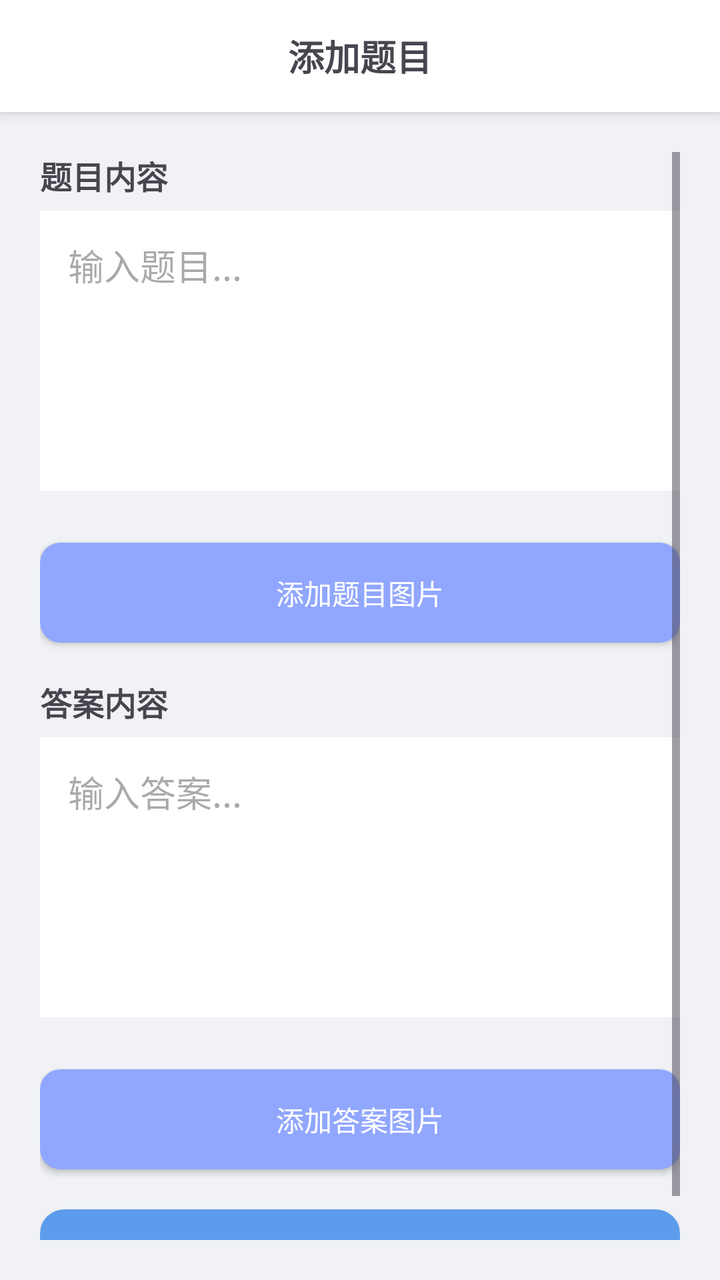
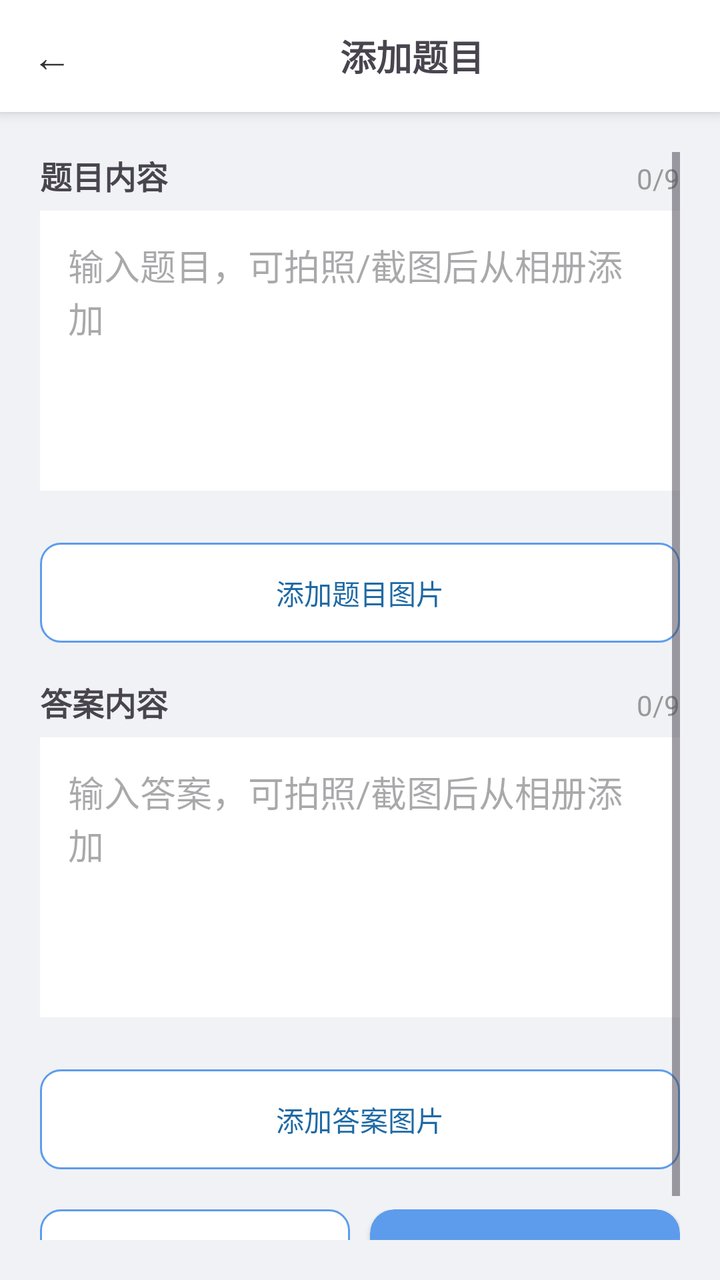

Screens rendered from an Android XML layout before and after an edit, with the pre-edit source and the edit as a unified diff.
<!-- AndroidManifest.xml: application theme Theme.Demo -->
<!-- res/layout/activity_add_question.xml -->
<?xml version="1.0" encoding="utf-8"?>
<LinearLayout
    xmlns:android="http://schemas.android.com/apk/res/android"
    xmlns:app="http://schemas.android.com/apk/res-auto"
    android:layout_width="match_parent"
    android:layout_height="match_parent"
    android:orientation="vertical"
    android:background="#f0f2f5">

    
    <TextView
        android:id="@+id/title_bar"
        android:layout_width="match_parent"
        android:layout_height="56dp"
        android:background="#ffffff"
        android:text="添加题目"
        android:textSize="18sp"
        android:textStyle="bold"
        android:gravity="center"
        android:elevation="4dp"/>

    <ScrollView
        android:layout_width="match_parent"
        android:layout_height="match_parent"
        android:padding="20dp">

        <LinearLayout
            android:layout_width="match_parent"
            android:layout_height="wrap_content"
            android:orientation="vertical">

            
            <TextView
                android:layout_width="wrap_content"
                android:layout_height="wrap_content"
                android:text="题目内容"
                android:textSize="16sp"
                android:textStyle="bold"/>

            <EditText
                android:id="@+id/et_content"
                android:layout_width="match_parent"
                android:layout_height="140dp"
                android:background="#fff"
                android:padding="14dp"
                android:minHeight="120dp"
                android:hint="输入题目..."
                android:gravity="top|start"
                android:layout_marginTop="6dp"
                android:layout_marginBottom="8dp"/>

            
            <HorizontalScrollView
                android:layout_width="match_parent"
                android:layout_height="wrap_content"
                android:layout_marginTop="8dp"
                android:layout_marginBottom="10dp">
                <LinearLayout
                    android:id="@+id/layout_content_images"
                    android:layout_width="wrap_content"
                    android:layout_height="wrap_content"
                    android:orientation="horizontal"
                    android:gravity="center_vertical"/>
            </HorizontalScrollView>

            <androidx.cardview.widget.CardView
                android:id="@+id/btn_add_content_img"
                android:layout_width="match_parent"
                android:layout_height="50dp"
                app:cardCornerRadius="10dp"
                app:cardBackgroundColor="#91a7ff">
                <TextView
                    android:layout_width="match_parent"
                    android:layout_height="match_parent"
                    android:text="添加题目图片"
                    android:textColor="#fff"
                    android:gravity="center"/>
            </androidx.cardview.widget.CardView>

            
            <TextView
                android:layout_width="wrap_content"
                android:layout_height="wrap_content"
                android:text="答案内容"
                android:textSize="16sp"
                android:textStyle="bold"
                android:layout_marginTop="18dp"/>

            <EditText
                android:id="@+id/et_answer"
                android:layout_width="match_parent"
                android:layout_height="140dp"
                android:background="#fff"
                android:padding="14dp"
                android:minHeight="120dp"
                android:hint="输入答案..."
                android:gravity="top|start"
                android:layout_marginTop="6dp"
                android:layout_marginBottom="8dp"/>

            
            <HorizontalScrollView
                android:layout_width="match_parent"
                android:layout_height="wrap_content"
                android:layout_marginTop="8dp"
                android:layout_marginBottom="10dp">
                <LinearLayout
                    android:id="@+id/layout_answer_images"
                    android:layout_width="wrap_content"
                    android:layout_height="wrap_content"
                    android:orientation="horizontal"
                    android:gravity="center_vertical"/>
            </HorizontalScrollView>

            <androidx.cardview.widget.CardView
                android:id="@+id/btn_add_answer_img"
                android:layout_width="match_parent"
                android:layout_height="50dp"
                app:cardCornerRadius="10dp"
                app:cardBackgroundColor="#91a7ff">
                <TextView
                    android:layout_width="match_parent"
                    android:layout_height="match_parent"
                    android:text="添加答案图片"
                    android:textColor="#fff"
                    android:gravity="center"/>
            </androidx.cardview.widget.CardView>

            
            <androidx.cardview.widget.CardView
                android:id="@+id/btn_save"
                android:layout_width="match_parent"
                android:layout_height="60dp"
                android:layout_marginTop="20dp"
                app:cardCornerRadius="12dp"
                app:cardBackgroundColor="#5d9cec">
                <TextView
                    android:layout_width="match_parent"
                    android:layout_height="match_parent"
                    android:text="保存题目"
                    android:textSize="18sp"
                    android:textColor="#fff"
                    android:gravity="center"/>
            </androidx.cardview.widget.CardView>

        </LinearLayout>
    </ScrollView>
</LinearLayout>
<!-- resources referenced by this layout -->
<resources>
  <style name="Theme.Demo" parent="Base.Theme.Demo" />
  <style name="Base.Theme.Demo" parent="Theme.Material3.DayNight.NoActionBar">
          
          
      </style>
</resources>

<!-- the commit's change to res/layout/activity_add_question.xml (unified diff, before → after) -->
@@ -8,16 +8,33 @@
     android:background="#f0f2f5">
 
     
-    <TextView
-        android:id="@+id/title_bar"
+    <LinearLayout
         android:layout_width="match_parent"
         android:layout_height="56dp"
+        android:orientation="horizontal"
         android:background="#ffffff"
-        android:text="添加题目"
-        android:textSize="18sp"
-        android:textStyle="bold"
-        android:gravity="center"
-        android:elevation="4dp"/>
+        android:elevation="4dp">
+
+        <TextView
+            android:id="@+id/btn_back"
+            android:layout_width="wrap_content"
+            android:layout_height="match_parent"
+            android:paddingHorizontal="16dp"
+            android:gravity="center"
+            android:text="←"
+            android:textSize="20sp"
+            android:textColor="#333333" />
+
+        <TextView
+            android:id="@+id/title_bar"
+            android:layout_width="0dp"
+            android:layout_height="match_parent"
+            android:layout_weight="1"
+            android:text="添加题目"
+            android:textSize="18sp"
+            android:textStyle="bold"
+            android:gravity="center" />
+    </LinearLayout>
 
     <ScrollView
         android:layout_width="match_parent"
@@ -30,12 +47,27 @@
             android:orientation="vertical">
 
             
-            <TextView
-                android:layout_width="wrap_content"
-                android:layout_height="wrap_content"
-                android:text="题目内容"
-                android:textSize="16sp"
-                android:textStyle="bold"/>
+            <LinearLayout
+                android:layout_width="match_parent"
+                android:layout_height="wrap_content"
+                android:orientation="horizontal">
+
+                <TextView
+                    android:layout_width="0dp"
+                    android:layout_height="wrap_content"
+                    android:layout_weight="1"
+                    android:text="题目内容"
+                    android:textSize="16sp"
+                    android:textStyle="bold" />
+
+                <TextView
+                    android:id="@+id/tv_content_count"
+                    android:layout_width="wrap_content"
+                    android:layout_height="wrap_content"
+                    android:text="0/9"
+                    android:textSize="14sp"
+                    android:textColor="#999999" />
+            </LinearLayout>
 
             <EditText
                 android:id="@+id/et_content"
@@ -44,10 +76,11 @@
                 android:background="#fff"
                 android:padding="14dp"
                 android:minHeight="120dp"
-                android:hint="输入题目..."
+                android:hint="输入题目，可拍照/截图后从相册添加"
                 android:gravity="top|start"
+                android:inputType="textMultiLine"
                 android:layout_marginTop="6dp"
-                android:layout_marginBottom="8dp"/>
+                android:layout_marginBottom="8dp" />
 
             
             <HorizontalScrollView
@@ -60,31 +93,41 @@
                     android:layout_width="wrap_content"
                     android:layout_height="wrap_content"
                     android:orientation="horizontal"
-                    android:gravity="center_vertical"/>
+                    android:gravity="center_vertical" />
             </HorizontalScrollView>
 
-            <androidx.cardview.widget.CardView
+            <TextView
                 android:id="@+id/btn_add_content_img"
                 android:layout_width="match_parent"
                 android:layout_height="50dp"
-                app:cardCornerRadius="10dp"
-                app:cardBackgroundColor="#91a7ff">
-                <TextView
-                    android:layout_width="match_parent"
-                    android:layout_height="match_parent"
-                    android:text="添加题目图片"
-                    android:textColor="#fff"
-                    android:gravity="center"/>
-            </androidx.cardview.widget.CardView>
-
-            
-            <TextView
-                android:layout_width="wrap_content"
-                android:layout_height="wrap_content"
-                android:text="答案内容"
-                android:textSize="16sp"
-                android:textStyle="bold"
-                android:layout_marginTop="18dp"/>
+                android:background="@drawable/bg_add_button"
+                android:text="添加题目图片"
+                android:textColor="#1f6aa5"
+                android:gravity="center" />
+
+            
+            <LinearLayout
+                android:layout_width="match_parent"
+                android:layout_height="wrap_content"
+                android:orientation="horizontal"
+                android:layout_marginTop="18dp">
+
+                <TextView
+                    android:layout_width="0dp"
+                    android:layout_height="wrap_content"
+                    android:layout_weight="1"
+                    android:text="答案内容"
+                    android:textSize="16sp"
+                    android:textStyle="bold" />
+
+                <TextView
+                    android:id="@+id/tv_answer_count"
+                    android:layout_width="wrap_content"
+                    android:layout_height="wrap_content"
+                    android:text="0/9"
+                    android:textSize="14sp"
+                    android:textColor="#999999" />
+            </LinearLayout>
 
             <EditText
                 android:id="@+id/et_answer"
@@ -93,10 +136,11 @@
                 android:background="#fff"
                 android:padding="14dp"
                 android:minHeight="120dp"
-                android:hint="输入答案..."
+                android:hint="输入答案，可拍照/截图后从相册添加"
                 android:gravity="top|start"
+                android:inputType="textMultiLine"
                 android:layout_marginTop="6dp"
-                android:layout_marginBottom="8dp"/>
+                android:layout_marginBottom="8dp" />
 
             
             <HorizontalScrollView
@@ -109,39 +153,52 @@
                     android:layout_width="wrap_content"
                     android:layout_height="wrap_content"
                     android:orientation="horizontal"
-                    android:gravity="center_vertical"/>
+                    android:gravity="center_vertical" />
             </HorizontalScrollView>
 
-            <androidx.cardview.widget.CardView
+            <TextView
                 android:id="@+id/btn_add_answer_img"
                 android:layout_width="match_parent"
                 android:layout_height="50dp"
-                app:cardCornerRadius="10dp"
-                app:cardBackgroundColor="#91a7ff">
-                <TextView
-                    android:layout_width="match_parent"
-                    android:layout_height="match_parent"
-                    android:text="添加答案图片"
-                    android:textColor="#fff"
-                    android:gravity="center"/>
-            </androidx.cardview.widget.CardView>
-
-            
-            <androidx.cardview.widget.CardView
-                android:id="@+id/btn_save"
-                android:layout_width="match_parent"
-                android:layout_height="60dp"
-                android:layout_marginTop="20dp"
-                app:cardCornerRadius="12dp"
-                app:cardBackgroundColor="#5d9cec">
-                <TextView
-                    android:layout_width="match_parent"
-                    android:layout_height="match_parent"
-                    android:text="保存题目"
-                    android:textSize="18sp"
-                    android:textColor="#fff"
-                    android:gravity="center"/>
-            </androidx.cardview.widget.CardView>
+                android:background="@drawable/bg_add_button"
+                android:text="添加答案图片"
+                android:textColor="#1f6aa5"
+                android:gravity="center" />
+
+            
+            <LinearLayout
+                android:layout_width="match_parent"
+                android:layout_height="wrap_content"
+                android:orientation="horizontal"
+                android:layout_marginTop="20dp">
+
+                <TextView
+                    android:id="@+id/btn_save_continue"
+                    android:layout_width="0dp"
+                    android:layout_height="60dp"
+                    android:layout_weight="1"
+                    android:layout_marginRight="10dp"
+                    android:background="@drawable/bg_add_button"
+                    android:text="保存并继续"
+                    android:textColor="#1f6aa5"
+                    android:gravity="center" />
+
+                <androidx.cardview.widget.CardView
+                    android:id="@+id/btn_save"
+                    android:layout_width="0dp"
+                    android:layout_height="60dp"
+                    android:layout_weight="1"
+                    app:cardCornerRadius="12dp"
+                    app:cardBackgroundColor="#5d9cec">
+                    <TextView
+                        android:layout_width="match_parent"
+                        android:layout_height="match_parent"
+                        android:text="保存题目"
+                        android:textSize="18sp"
+                        android:textColor="#fff"
+                        android:gravity="center" />
+                </androidx.cardview.widget.CardView>
+            </LinearLayout>
 
         </LinearLayout>
     </ScrollView>
<!-- resource entries referenced after the edit -->
@@ -1,5 +1,15 @@
 <!-- resources referenced by this layout -->
 <resources>
+  <!-- drawable bg_add_button (drawable) -->
+  <?xml version="1.0" encoding="utf-8"?>
+  <shape xmlns:android="http://schemas.android.com/apk/res/android"
+      android:shape="rectangle">
+      <corners android:radius="10dp" />
+      <solid android:color="#FFFFFF" />
+      <stroke
+          android:width="1dp"
+          android:color="#5d9cec" />
+  </shape>
   <style name="Theme.Demo" parent="Base.Theme.Demo" />
   <style name="Base.Theme.Demo" parent="Theme.Material3.DayNight.NoActionBar">
           
